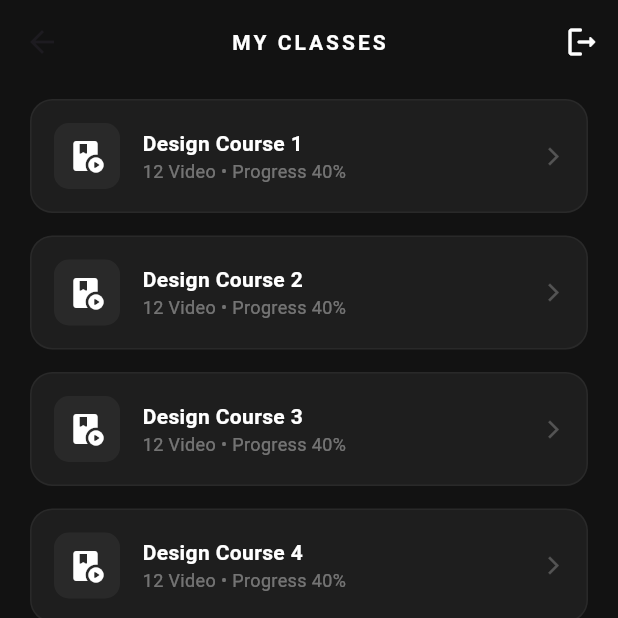
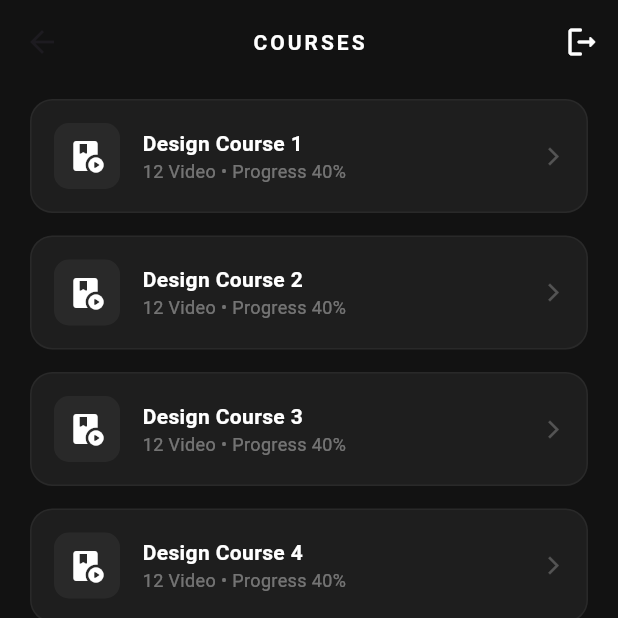
Before and after one commit to cindyandrea2609/utsmp_coursesonline, a Flutter app: the KelasScreen screen opened by its route, on a phone screen of 412 x 824 dp, the top half of it. Run offline on Flutter 3.47's test engine with Material 3 defaults, Android fonts, the phone set to English and light mode, and no system bars.

Commit message:
commit keenam : perbaikan minor

```diff
--- a/lib/screens/dashboard_screen.dart
+++ b/lib/screens/dashboard_screen.dart
@@ -160,7 +160,7 @@ class DashboardScreen extends StatelessWidget {
                       child: const Icon(Icons.brush_outlined, color: Colors.white),
                     ),
                     title: Text("Design Course ${index + 1}", style: const TextStyle(color: Colors.white, fontWeight: FontWeight.w600)),
-                    subtitle: const Text("Advanced Level • 12 Lessons", style: TextStyle(color: Colors.white38, fontSize: 11)),
+                    subtitle: const Text("Advanced Level • 24 Lessons", style: TextStyle(color: Colors.white38, fontSize: 11)),
                     trailing: const Icon(Icons.arrow_forward_ios, color: Colors.white24, size: 14),
                   ),
                 );
--- a/lib/screens/forgot_password_screen.dart
+++ b/lib/screens/forgot_password_screen.dart
@@ -18,7 +18,7 @@ class _ForgotPasswordScreenState extends State<ForgotPasswordScreen> {
       // Kalau valid, baru munculin snackbar
       ScaffoldMessenger.of(context).showSnackBar(
         const SnackBar(
-          content: Text("Reset link sent to your email!"),
+          content: Text("Reset link sent to your email! Check it out!"),
           backgroundColor: Colors.green,
         ),
       );
--- a/lib/screens/kelas_screen.dart
+++ b/lib/screens/kelas_screen.dart
@@ -12,7 +12,7 @@ class KelasScreen extends StatelessWidget {
       appBar: AppBar(
         backgroundColor: Colors.transparent,
         elevation: 0,
-        title: const Text("MY CLASSES", style: TextStyle(color: Colors.white, fontSize: 14, letterSpacing: 2, fontWeight: FontWeight.bold)),
+        title: const Text("COURSES", style: TextStyle(color: Colors.white, fontSize: 14, letterSpacing: 2, fontWeight: FontWeight.bold)),
         centerTitle: true,
         actions: [
           IconButton(
--- a/lib/screens/login_screen.dart
+++ b/lib/screens/login_screen.dart
@@ -147,7 +147,7 @@ class _LoginScreenState extends State<LoginScreen> {
     );
   }
 
-  // Helper untuk styling input yang clean
+  // Helper untuk styling input
   InputDecoration _buildInputDecoration(String label, IconData icon) {
     return InputDecoration(
       labelText: label,
```
Also changed, not shown: lib/main.dart (+4 -4 lines).
